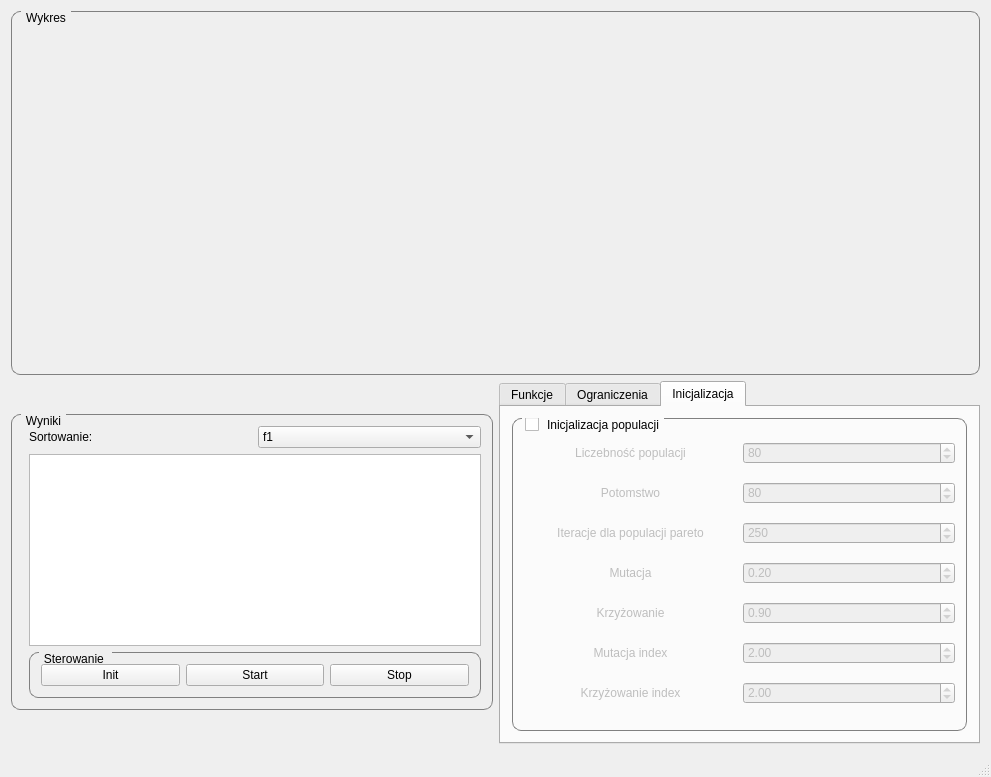
Above: mainwindow.ui from whhxp/nsga2-1 before the change. Below: the same form after it.
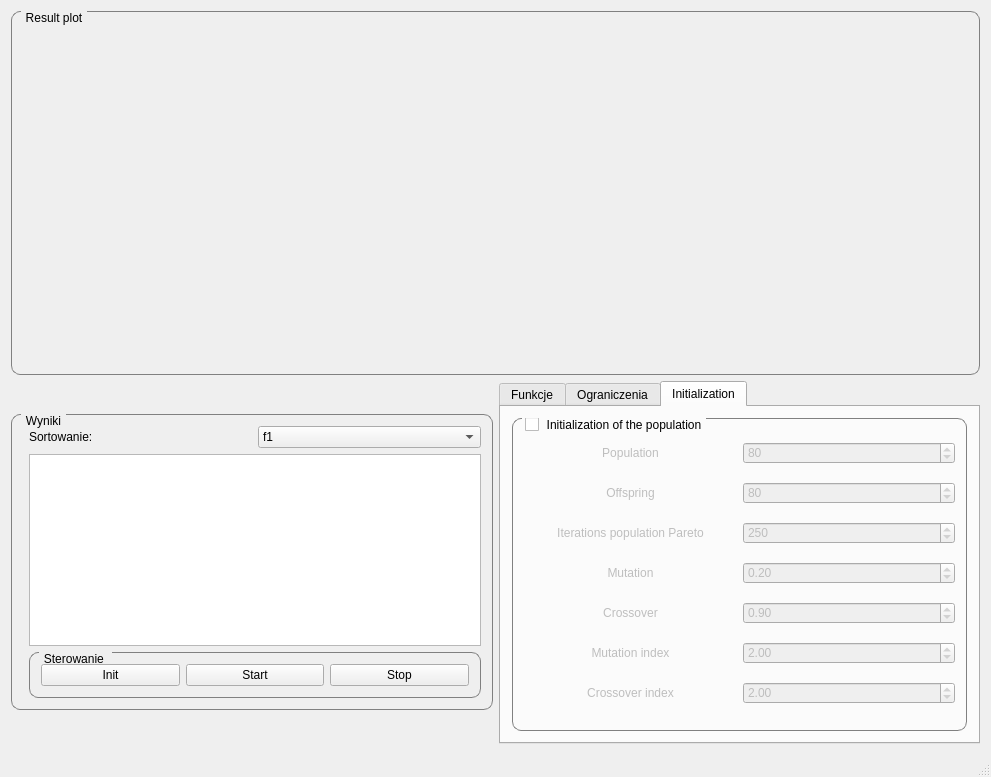
That is the form after the change. The open tabs and pages were chosen to show the change. Custom widgets are drawn as their Qt base class.

The edit to the form file:
```diff
--- a/mainwindow.ui
+++ b/mainwindow.ui
@@ -46,7 +46,7 @@
 }</string>
       </property>
       <property name="title">
-       <string>Wykres</string>
+       <string>Result plot</string>
       </property>
       <layout class="QVBoxLayout" name="verticalLayout_5">
        <item>
@@ -1005,7 +1005,7 @@
         </widget>
         <widget class="QWidget" name="tab_3">
          <attribute name="title">
-          <string>Inicjalizacja</string>
+          <string>Initialization</string>
          </attribute>
          <layout class="QVBoxLayout" name="verticalLayout_10">
           <item>
@@ -1024,7 +1024,7 @@
 }</string>
             </property>
             <property name="title">
-             <string>Inicjalizacja populacji</string>
+             <string>Initialization of the population</string>
             </property>
             <property name="checkable">
              <bool>true</bool>
@@ -1046,7 +1046,7 @@
                     <enum>QFrame::NoFrame</enum>
                    </property>
                    <property name="text">
-                    <string>Liczebność populacji</string>
+                    <string>Population</string>
                    </property>
                    <property name="textFormat">
                     <enum>Qt::RichText</enum>
@@ -1087,7 +1087,7 @@
                <item>
                 <widget class="QLabel" name="label_25">
                  <property name="text">
-                  <string>Potomstwo</string>
+                  <string>Offspring</string>
                  </property>
                  <property name="alignment">
                   <set>Qt::AlignCenter</set>
@@ -1114,7 +1114,7 @@
                <item>
                 <widget class="QLabel" name="label_20">
                  <property name="text">
-                  <string>Iteracje dla populacji pareto</string>
+                  <string>Iterations population Pareto</string>
                  </property>
                  <property name="alignment">
                   <set>Qt::AlignCenter</set>
@@ -1141,7 +1141,7 @@
                <item>
                 <widget class="QLabel" name="label_24">
                  <property name="text">
-                  <string>Mutacja</string>
+                  <string>Mutation</string>
                  </property>
                  <property name="alignment">
                   <set>Qt::AlignCenter</set>
@@ -1165,7 +1165,7 @@
                <item>
                 <widget class="QLabel" name="label_23">
                  <property name="text">
-                  <string>Krzyżowanie</string>
+                  <string>Crossover</string>
                  </property>
                  <property name="alignment">
                   <set>Qt::AlignCenter</set>
@@ -1189,7 +1189,7 @@
                <item>
                 <widget class="QLabel" name="label_21">
                  <property name="text">
-                  <string>Mutacja index</string>
+                  <string>Mutation index</string>
                  </property>
                  <property name="alignment">
                   <set>Qt::AlignCenter</set>
@@ -1213,7 +1213,7 @@
                <item>
                 <widget class="QLabel" name="label_22">
                  <property name="text">
-                  <string>Krzyżowanie index</string>
+                  <string>Crossover index</string>
                  </property>
                  <property name="alignment">
                   <set>Qt::AlignCenter</set>
```
Left out of the diff: 4 changed lines with no effect on the pictures.
